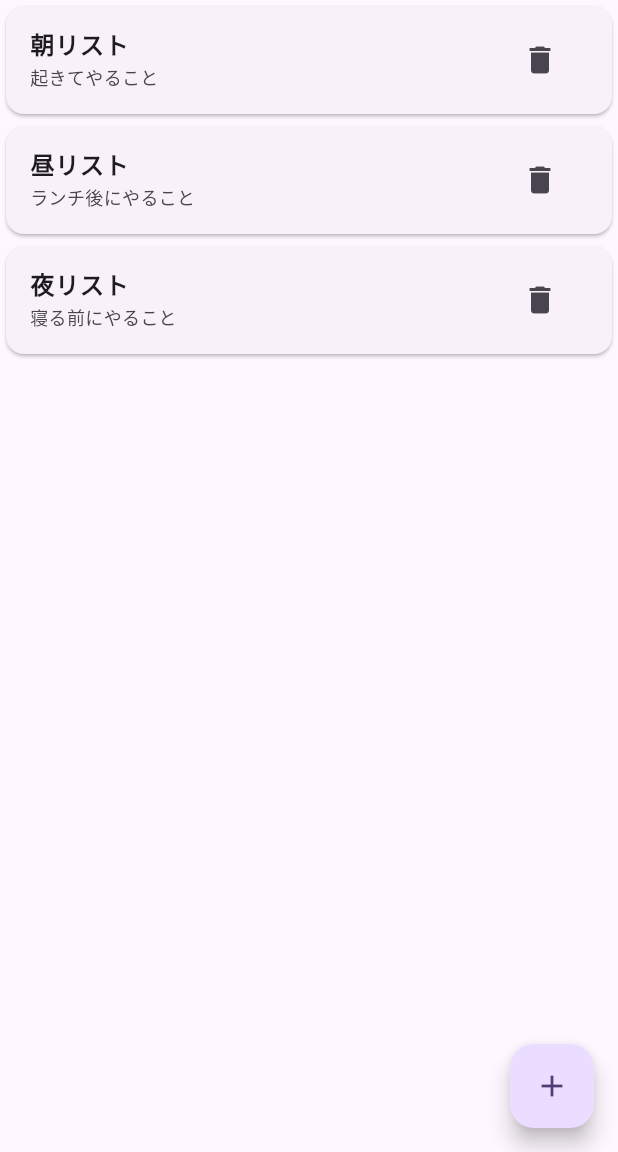
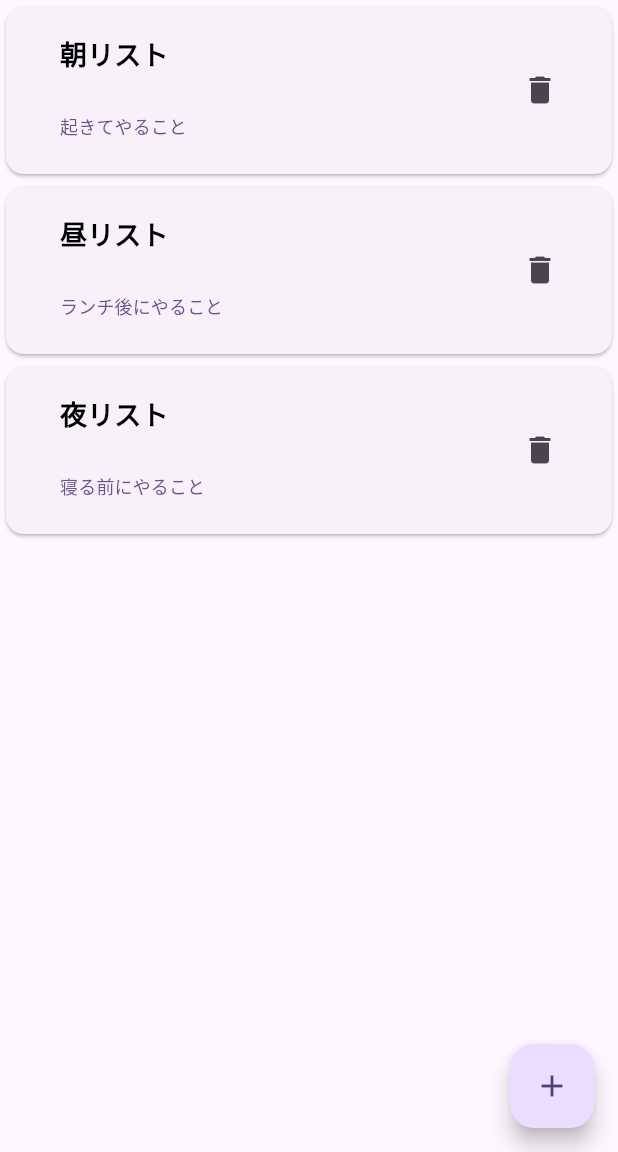
Before and after one commit to hiro259/tickroll, a Flutter app: the screen it shows after launch, on a phone screen of 412 x 824 dp, the part 84-1236 px from its top. Run offline on Flutter 3.47's test engine with Material 3 defaults, Android fonts, the phone set to English and light mode, and no system bars.

Commit message:
before delete tickRoll detail

```diff
--- a/lib/main.dart
+++ b/lib/main.dart
@@ -65,12 +65,12 @@
     //実際の空データの追加
     setState(() {
       TickTitleList.add(TickTitle(
-          title: "　　　　　　　",
-          detail: "　　　　　　　",
+          title: "",
+          detail: "",
           istitleEditing: false,
           isdetailEditing: false,
-          titleController: TextEditingController(text: "　　　　　　　"),
-          detailController: TextEditingController(text: "　　　　　　　")));
+          titleController: TextEditingController(text: ""),
+          detailController: TextEditingController(text: "")));
     });
   }
 
@@ -131,15 +131,25 @@
                         TickTitleList[index].title = newTitle;
                       },
                     )
-                  : GestureDetector(
-                      onTap: () {
+                  : Align(
+                      alignment: Alignment.centerLeft, // 左寄せに設定
+                      child: Padding(
+                        padding:
+                            EdgeInsets.symmetric(horizontal: 8.0), // クリック範囲を狭める
+                        child: TextButton(
+                          onPressed: () {
                             setState(() {
                               EdidingTextfieldfalse();
                               TickTitleList[index].istitleEditing = true;
                             });
                           },
                           child: Text(TickTitleList[index].title,
-                          style: TextStyle(fontWeight: FontWeight.bold)),
+                              style: TextStyle(
+                                  fontWeight: FontWeight.bold,
+                                  fontSize: 18,
+                                  color: Colors.black)),
+                        ),
+                      ),
                     ),
               subtitle: TickTitleList[index].isdetailEditing
                   ? TextFormField(
@@ -151,8 +161,13 @@
                         TickTitleList[index].detail = newDetail;
                       },
                     )
-                  : GestureDetector(
-                      onTap: () {
+                  : Align(
+                      alignment: Alignment.centerLeft, // 左寄せに設定
+                      child: Padding(
+                        padding:
+                            EdgeInsets.symmetric(horizontal: 8.0), // クリック範囲を狭める
+                        child: TextButton(
+                          onPressed: () {
                             setState(() {
                               EdidingTextfieldfalse();
                               TickTitleList[index].isdetailEditing = true;
@@ -160,9 +175,11 @@
                           },
                           child: Text(
                             TickTitleList[index].detail,
-                        style:
-                            TextStyle(fontSize: 12), //detailの大きさのも同じだと不自然に見えるため
-                      )),
+                            style: TextStyle(fontSize: 12),
+                          ),
+                        ),
+                      ),
+                    ),
               onTap: () {
                 Navigator.push(
                   context,
```
Also changed, not shown: lib/TickRoll.dart (+23 -7 lines). Lines whose indentation alone changed are shown as unchanged.
